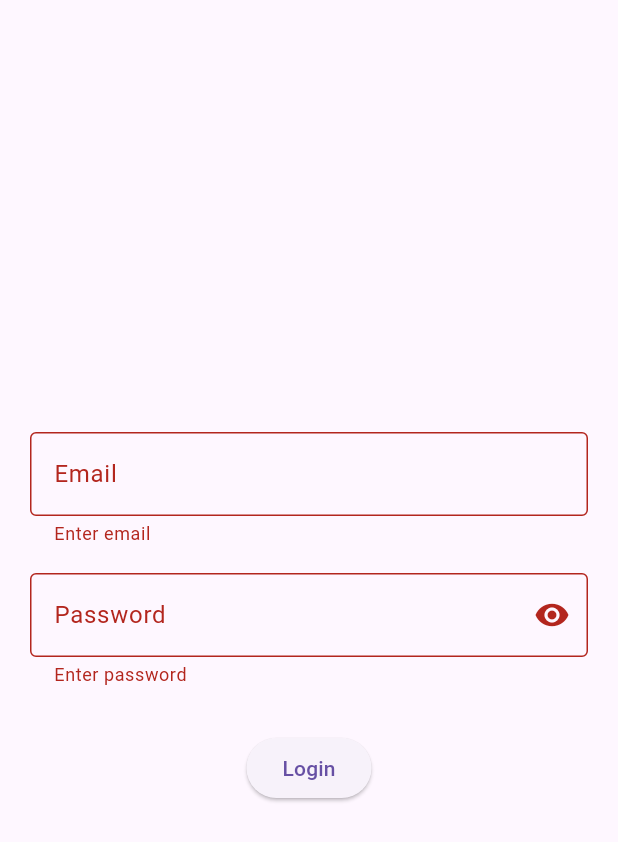
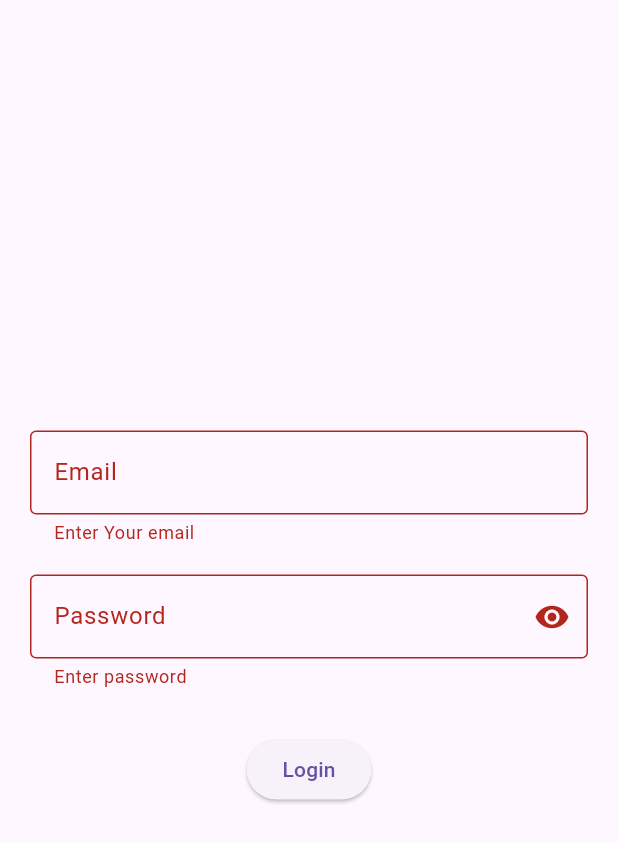
Before and after one commit to anjalisuperb/chat-frontend, a Flutter app: the LoginPage screen opened directly, after a tap on "Login", on a phone screen of 412 x 824 dp. Shown: the top 842 px of the screen. Run offline on Flutter 3.47's test engine with Material 3 defaults, Android fonts, the phone set to English and light mode, and no system bars; our stand-ins replace emoji_picker_flutter, shared_preferences; accounts and stored records are empty.

Commit message:
change name

```diff
--- a/lib/pages/loginpage.dart
+++ b/lib/pages/loginpage.dart
@@ -109,9 +109,9 @@ class _LoginPageState extends State<LoginPage> {
                         border: OutlineInputBorder(),
                       ),
                       validator: (value) =>
-                      value == null || value.isEmpty ? 'Enter email' : null,
+                      value == null || value.isEmpty ? 'Enter Your email' : null,
                     ),
-                    const SizedBox(height: 18),
+                    const SizedBox(height: 20),
                     TextFormField(
                       controller: _passwordController,
                       focusNode: _passwordFocusNode,
```
